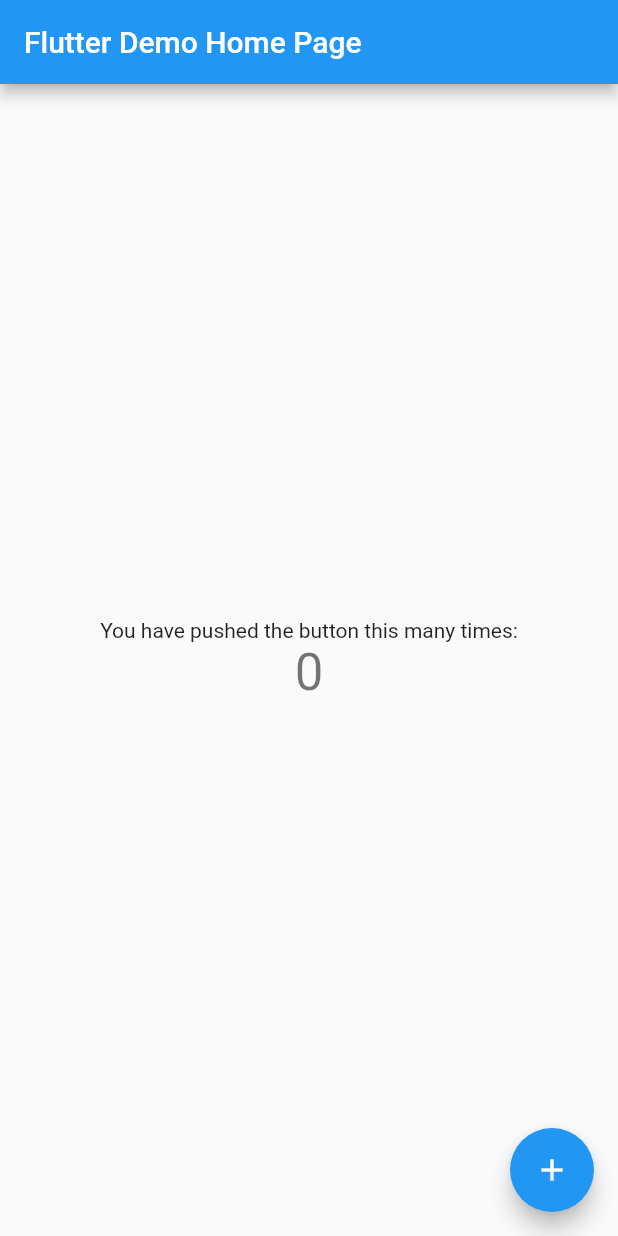
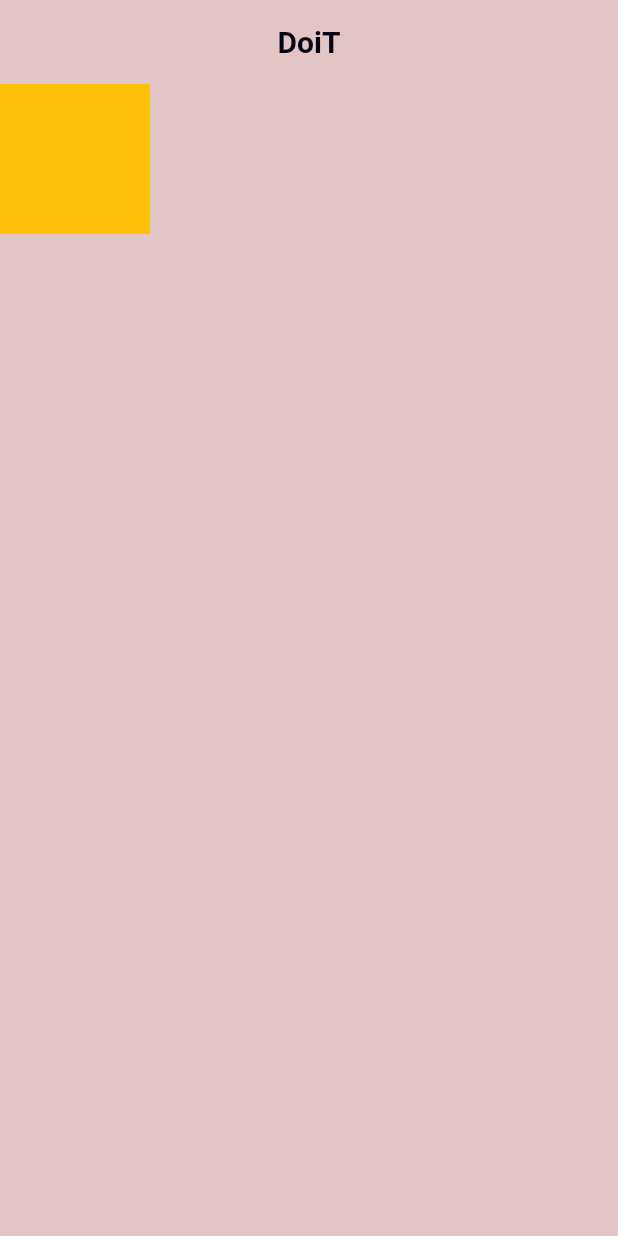
Before and after one commit to NodirbekRasuljonov/doit, a Flutter app: the screen it shows after launch, on a phone screen of 412 x 824 dp. Run offline on Flutter 3.47's test engine with Material 2 defaults, Android fonts, the phone set to English and light mode, and no system bars; our stand-ins replace bloc, flutter_bloc.

Commit message:
blic package added

```diff
--- /dev/null
+++ b/lib/core/constants/color_const.dart
@@ -0,0 +1,7 @@
+import 'package:flutter/material.dart';
+
+class ColorConst{
+  static Color kTextColor=const Color.fromARGB(255, 2, 2, 19);
+  static Color kTransparentColor=Colors.transparent;
+  static Color kBackgroundColor=const Color.fromARGB(255, 226, 198, 198);
+}
--- /dev/null
+++ b/lib/core/routes/app_routes.dart
@@ -0,0 +1,16 @@
+
+import 'package:doit/view/home/pages/home_page.dart';
+import 'package:flutter/material.dart';
+
+class AppRoutes {
+  Route? onenerateRoute(RouteSettings s) {
+    switch (s.name) {
+      case "/home":
+        return MaterialPageRoute(
+          builder: (context) {
+            return HomePage();
+          },
+        );
+    }
+  }
+}
--- a/lib/main.dart
+++ b/lib/main.dart
@@ -1,115 +1,34 @@
+
+import 'package:doit/core/routes/app_routes.dart';
+import 'package:doit/view/home/cubit/home_cubit.dart';
 import 'package:flutter/material.dart';
+import 'package:flutter_bloc/flutter_bloc.dart';
 
 void main() {
-  runApp(const MyApp());
+  runApp(
+    MultiBlocProvider(
+      providers: [
+        BlocProvider(create: (context) {
+          return HomeCubit();
+        })
+      ],
+      child:const MyApp(),
+    ),
+  );
 }
 
 class MyApp extends StatelessWidget {
   const MyApp({super.key});
 
-  // This widget is the root of your application.
   @override
   Widget build(BuildContext context) {
+    AppRoutes routes = AppRoutes();
     return MaterialApp(
-      title: 'Flutter Demo',
-      theme: ThemeData(
-        // This is the theme of your application.
-        //
-        // Try running your application with "flutter run". You'll see the
-        // application has a blue toolbar. Then, without quitting the app, try
-        // changing the primarySwatch below to Colors.green and then invoke
-        // "hot reload" (press "r" in the console where you ran "flutter run",
-        // or simply save your changes to "hot reload" in a Flutter IDE).
-        // Notice that the counter didn't reset back to zero; the application
-        // is not restarted.
-        primarySwatch: Colors.blue,
-      ),
-      home: const MyHomePage(title: 'Flutter Demo Home Page'),
+      title: 'DoiT',
+      debugShowCheckedModeBanner: false,
+      theme: ThemeData.light(),
+      onGenerateRoute: routes.onenerateRoute,
+      initialRoute: '/home',
     );
   }
 }
-
-class MyHomePage extends StatefulWidget {
-  const MyHomePage({super.key, required this.title});
-
-  // This widget is the home page of your application. It is stateful, meaning
-  // that it has a State object (defined below) that contains fields that affect
-  // how it looks.
-
-  // This class is the configuration for the state. It holds the values (in this
-  // case the title) provided by the parent (in this case the App widget) and
-  // used by the build method of the State. Fields in a Widget subclass are
-  // always marked "final".
-
-  final String title;
-
-  @override
-  State<MyHomePage> createState() => _MyHomePageState();
-}
-
-class _MyHomePageState extends State<MyHomePage> {
-  int _counter = 0;
-
-  void _incrementCounter() {
-    setState(() {
-      // This call to setState tells the Flutter framework that something has
-      // changed in this State, which causes it to rerun the build method below
-      // so that the display can reflect the updated values. If we changed
-      // _counter without calling setState(), then the build method would not be
-      // called again, and so nothing would appear to happen.
-      _counter++;
-    });
-  }
-
-  @override
-  Widget build(BuildContext context) {
-    // This method is rerun every time setState is called, for instance as done
-    // by the _incrementCounter method above.
-    //
-    // The Flutter framework has been optimized to make rerunning build methods
-    // fast, so that you can just rebuild anything that needs updating rather
-    // than having to individually change instances of widgets.
-    return Scaffold(
-      appBar: AppBar(
-        // Here we take the value from the MyHomePage object that was created by
-        // the App.build method, and use it to set our appbar title.
-        title: Text(widget.title),
-      ),
-      body: Center(
-        // Center is a layout widget. It takes a single child and positions it
-        // in the middle of the parent.
-        child: Column(
-          // Column is also a layout widget. It takes a list of children and
-          // arranges them vertically. By default, it sizes itself to fit its
-          // children horizontally, and tries to be as tall as its parent.
-          //
-          // Invoke "debug painting" (press "p" in the console, choose the
-          // "Toggle Debug Paint" action from the Flutter Inspector in Android
-          // Studio, or the "Toggle Debug Paint" command in Visual Studio Code)
-          // to see the wireframe for each widget.
-          //
-          // Column has various properties to control how it sizes itself and
-          // how it positions its children. Here we use mainAxisAlignment to
-          // center the children vertically; the main axis here is the vertical
-          // axis because Columns are vertical (the cross axis would be
-          // horizontal).
-          mainAxisAlignment: MainAxisAlignment.center,
-          children: <Widget>[
-            const Text(
-              'You have pushed the button this many times:',
-            ),
-            Text(
-              '$_counter',
-              style: Theme.of(context).textTheme.headlineMedium,
-            ),
-          ],
-        ),
-      ),
-      floatingActionButton: FloatingActionButton(
-        onPressed: _incrementCounter,
-        tooltip: 'Increment',
-        child: const Icon(Icons.add),
-      ), // This trailing comma makes auto-formatting nicer for build methods.
-    );
-  }
-}
--- /dev/null
+++ b/lib/view/home/cubit/home_cubit.dart
@@ -0,0 +1,6 @@
+import 'package:bloc/bloc.dart';
+import 'package:doit/view/home/state/home_state.dart';
+
+class HomeCubit extends Cubit<HomeState>{
+  HomeCubit():super(HomeInitialState());
+}
--- /dev/null
+++ b/lib/view/home/pages/home_page.dart
@@ -0,0 +1,47 @@
+import 'package:doit/core/constants/color_const.dart';
+import 'package:doit/view/home/cubit/home_cubit.dart';
+import 'package:doit/view/home/state/home_state.dart';
+import 'package:flutter/material.dart';
+import 'package:flutter_bloc/flutter_bloc.dart';
+
+class HomePage extends StatelessWidget {
+  const HomePage({super.key});
+
+  @override
+  Widget build(BuildContext context) {
+    return Scaffold(
+      backgroundColor: ColorConst.kBackgroundColor,
+      appBar: appBar(),
+      body: BlocConsumer<HomeCubit, HomeState>(
+        builder: (context, state) {
+          if (state is HomeInitialState) {
+            return Container(
+              height: 100.0,
+              width: 100.0,
+              color: Colors.amber,
+            );
+          } else {
+            return Text("Errror");
+          }
+        },
+        listener: (context, state) {},
+      ),
+    );
+  }
+
+  AppBar appBar() {
+    return AppBar(
+      title: Text(
+        "DoiT",
+        style: TextStyle(
+          fontSize: 20,
+          color: ColorConst.kTextColor,
+          fontWeight: FontWeight.w700,
+        ),
+      ),
+      elevation: 0.0,
+      backgroundColor: ColorConst.kTransparentColor,
+      centerTitle: true,
+    );
+  }
+}
--- /dev/null
+++ b/lib/view/home/state/home_state.dart
@@ -0,0 +1,7 @@
+abstract class HomeState {
+  HomeState();
+}
+
+class HomeInitialState extends HomeState {
+  HomeInitialState();
+}
--- a/pubspec.yaml
+++ b/pubspec.yaml
@@ -35,6 +35,8 @@ dependencies:
   # The following adds the Cupertino Icons font to your application.
   # Use with the CupertinoIcons class for iOS style icons.
   cupertino_icons: ^1.0.2
+  flutter_bloc: ^8.1.3
+  bloc: ^8.1.2
 
 dev_dependencies:
   flutter_test:
```
Also changed, not shown: pubspec.lock.
